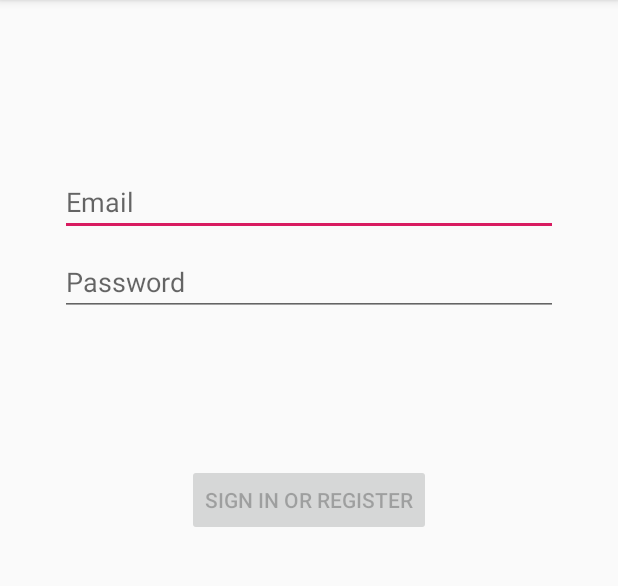
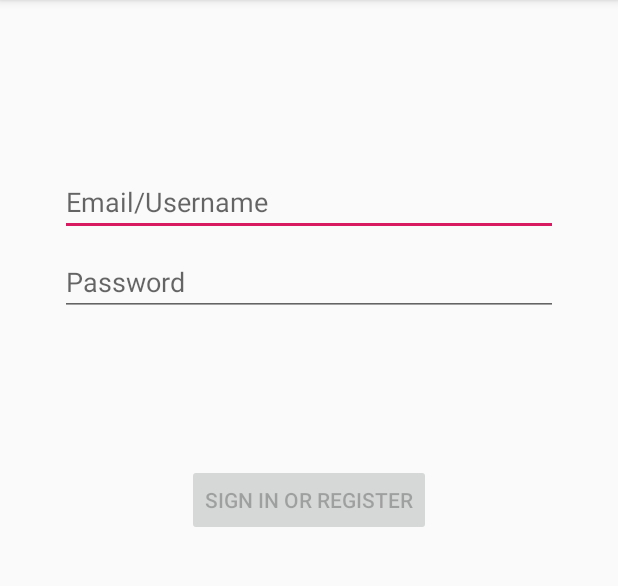
Before and after one commit to Qubiz-Academy/gojdu-shop, an Android app: the screen it shows after launch (LoginActivity), on a phone screen of 412 x 824 dp, the part 84-670 px from its top. Run offline under Robolectric (Android 15) with nearby library versions, the phone set to English and light mode, and no system bars.

```diff
--- a/app/src/main/AndroidManifest.xml
+++ b/app/src/main/AndroidManifest.xml
@@ -9,6 +9,7 @@
         android:roundIcon="@mipmap/ic_launcher_round"
         android:supportsRtl="true"
         android:theme="@style/AppTheme">
+        <activity android:name=".ui.shop.ShopItemDetailsActivity"></activity>
         <activity
             android:name=".ui.login.LoginActivity"
             android:label="@string/app_name">
--- a/app/src/main/res/values/strings.xml
+++ b/app/src/main/res/values/strings.xml
@@ -1,12 +1,12 @@
 <resources>
     <string name="app_name">Shop</string>
     <!-- Strings related to login -->
-    <string name="prompt_email">Email</string>
+    <string name="prompt_email">Email/Username</string>
     <string name="prompt_password">Password</string>
     <string name="action_sign_in">Sign in or register</string>
     <string name="action_sign_in_short">Sign in</string>
     <string name="welcome">"Welcome !"</string>
-    <string name="invalid_username">Not a valid username</string>
+    <string name="invalid_username">Not a valid email/username</string>
     <string name="invalid_password">Password must be >5 characters</string>
     <string name="login_failed">"Login failed"</string>
 </resources>
```
Also changed, not shown: app/src/main/java/ro/gojdu/shop/ui/shop/ShopItemDetailsActivity.java (added, +16 -0 lines), app/src/main/res/layout/activity_shop_item_details.xml (added, +9 -0 lines).
